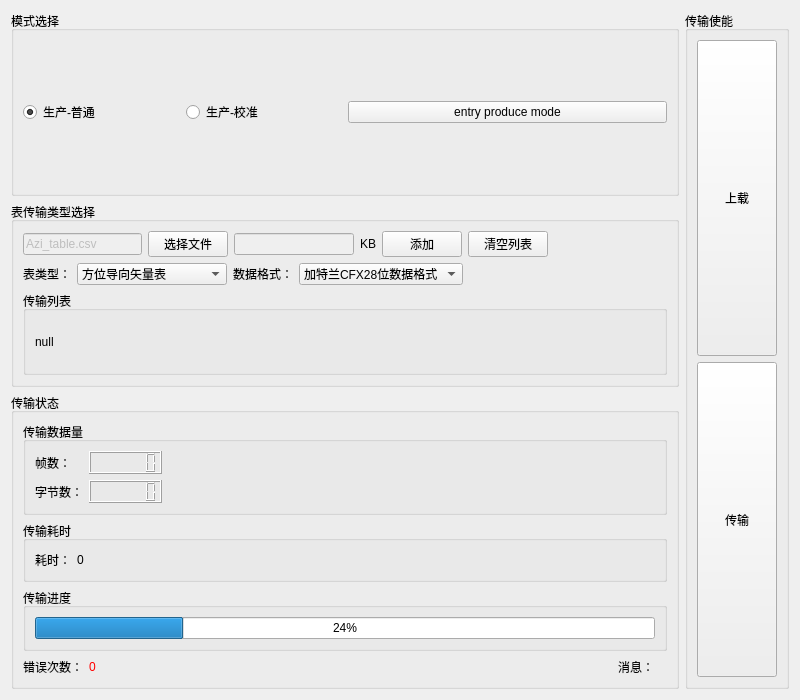
aron566/EOL_CAN_Tool, file eol_window/eol_window.ui: the form before one commit.
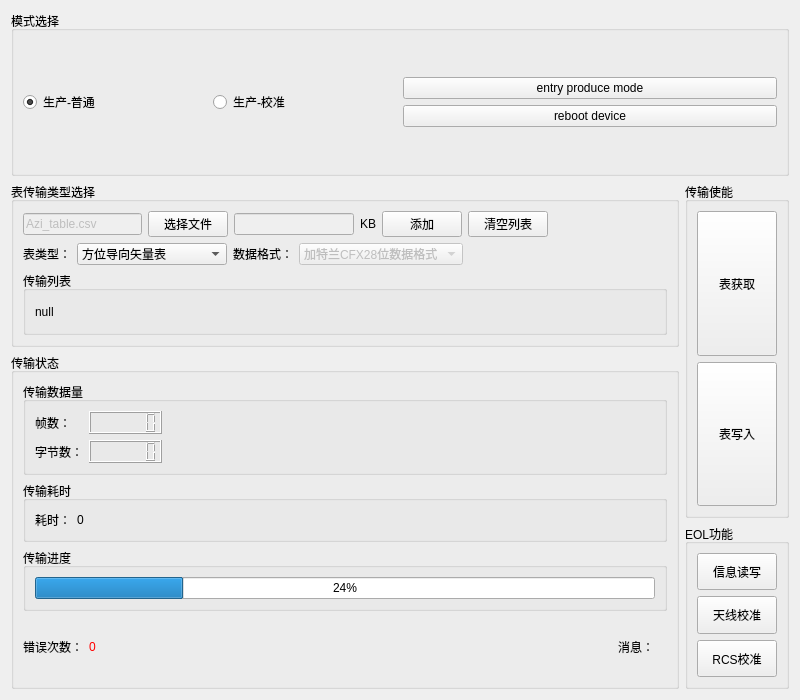
The form after the commit.

Commit message: <feat>: <优化线程调度，支持读写SN号，表数据支持任意类型>

Patch:
```diff
--- a/eol_window/eol_window.ui
+++ b/eol_window/eol_window.ui
@@ -13,8 +13,227 @@
   <property name="windowTitle">
    <string>Form</string>
   </property>
-  <layout class="QGridLayout" name="gridLayout_4">
-   <item row="0" column="1" rowspan="3">
+  <layout class="QGridLayout" name="gridLayout_10">
+   <item row="1" column="0">
+    <widget class="QGroupBox" name="table_set_groupBox">
+     <property name="sizePolicy">
+      <sizepolicy hsizetype="Preferred" vsizetype="Preferred">
+       <horstretch>0</horstretch>
+       <verstretch>0</verstretch>
+      </sizepolicy>
+     </property>
+     <property name="title">
+      <string>表传输类型选择</string>
+     </property>
+     <layout class="QGridLayout" name="gridLayout_2">
+      <item row="0" column="0">
+       <layout class="QVBoxLayout" name="verticalLayout_3">
+        <item>
+         <layout class="QHBoxLayout" name="horizontalLayout">
+          <item>
+           <widget class="QLineEdit" name="file_name_lineEdit">
+            <property name="enabled">
+             <bool>false</bool>
+            </property>
+            <property name="text">
+             <string>Azi_table.csv</string>
+            </property>
+           </widget>
+          </item>
+          <item>
+           <widget class="QPushButton" name="file_sel_pushButton">
+            <property name="text">
+             <string>选择文件</string>
+            </property>
+           </widget>
+          </item>
+          <item>
+           <widget class="QLineEdit" name="file_size_lineEdit">
+            <property name="enabled">
+             <bool>false</bool>
+            </property>
+           </widget>
+          </item>
+          <item>
+           <widget class="QLabel" name="kb_label">
+            <property name="text">
+             <string>KB</string>
+            </property>
+           </widget>
+          </item>
+          <item>
+           <widget class="QPushButton" name="add_list_pushButton">
+            <property name="text">
+             <string>添加</string>
+            </property>
+           </widget>
+          </item>
+          <item>
+           <widget class="QPushButton" name="clear_list_pushButton">
+            <property name="text">
+             <string>清空列表</string>
+            </property>
+           </widget>
+          </item>
+          <item>
+           <spacer name="horizontalSpacer_5">
+            <property name="orientation">
+             <enum>Qt::Horizontal</enum>
+            </property>
+            <property name="sizeHint" stdset="0">
+             <size>
+              <width>40</width>
+              <height>20</height>
+             </size>
+            </property>
+           </spacer>
+          </item>
+         </layout>
+        </item>
+        <item>
+         <layout class="QHBoxLayout" name="horizontalLayout_2">
+          <item>
+           <widget class="QLabel" name="table_type_label">
+            <property name="text">
+             <string>表类型：</string>
+            </property>
+           </widget>
+          </item>
+          <item>
+           <widget class="QComboBox" name="table_type_comboBox">
+            <item>
+             <property name="text">
+              <string>方位导向矢量表</string>
+             </property>
+            </item>
+            <item>
+             <property name="text">
+              <string>俯仰导向矢量表</string>
+             </property>
+            </item>
+            <item>
+             <property name="text">
+              <string>天线位置表</string>
+             </property>
+            </item>
+            <item>
+             <property name="text">
+              <string>天线相位补偿表</string>
+             </property>
+            </item>
+            <item>
+             <property name="text">
+              <string>天线位置与相位补偿表</string>
+             </property>
+            </item>
+            <item>
+             <property name="text">
+              <string>天线方向表</string>
+             </property>
+            </item>
+           </widget>
+          </item>
+          <item>
+           <widget class="QLabel" name="data_type_label">
+            <property name="text">
+             <string>数据格式：</string>
+            </property>
+           </widget>
+          </item>
+          <item>
+           <widget class="QComboBox" name="data_type_comboBox">
+            <property name="enabled">
+             <bool>false</bool>
+            </property>
+            <item>
+             <property name="text">
+              <string>加特兰CFX28位数据格式</string>
+             </property>
+            </item>
+            <item>
+             <property name="text">
+              <string>32位浮点类型复数</string>
+             </property>
+            </item>
+            <item>
+             <property name="text">
+              <string>16位整型复数</string>
+             </property>
+            </item>
+            <item>
+             <property name="text">
+              <string>32位浮点类型</string>
+             </property>
+            </item>
+            <item>
+             <property name="text">
+              <string>32位整型</string>
+             </property>
+            </item>
+            <item>
+             <property name="text">
+              <string>16位整型</string>
+             </property>
+            </item>
+            <item>
+             <property name="text">
+              <string>8位整型</string>
+             </property>
+            </item>
+            <item>
+             <property name="text">
+              <string>32位无符号整型</string>
+             </property>
+            </item>
+            <item>
+             <property name="text">
+              <string>16位无符号整型</string>
+             </property>
+            </item>
+            <item>
+             <property name="text">
+              <string>8位无符号整型</string>
+             </property>
+            </item>
+           </widget>
+          </item>
+          <item>
+           <spacer name="horizontalSpacer">
+            <property name="orientation">
+             <enum>Qt::Horizontal</enum>
+            </property>
+            <property name="sizeHint" stdset="0">
+             <size>
+              <width>40</width>
+              <height>20</height>
+             </size>
+            </property>
+           </spacer>
+          </item>
+         </layout>
+        </item>
+       </layout>
+      </item>
+      <item row="1" column="0">
+       <widget class="QGroupBox" name="ready_transfer_list_groupBox">
+        <property name="title">
+         <string>传输列表</string>
+        </property>
+        <layout class="QGridLayout" name="gridLayout_8">
+         <item row="0" column="0">
+          <widget class="QLabel" name="transfer_list_val_label">
+           <property name="text">
+            <string>null</string>
+           </property>
+          </widget>
+         </item>
+        </layout>
+       </widget>
+      </item>
+     </layout>
+    </widget>
+   </item>
+   <item row="1" column="1" rowspan="2">
     <widget class="QGroupBox" name="switch_groupBox">
      <property name="title">
       <string>传输使能</string>
@@ -31,7 +250,7 @@
            </sizepolicy>
           </property>
           <property name="text">
-           <string>上载</string>
+           <string>表获取</string>
           </property>
          </widget>
         </item>
@@ -44,7 +263,7 @@
            </sizepolicy>
           </property>
           <property name="text">
-           <string>传输</string>
+           <string>表写入</string>
           </property>
          </widget>
         </item>
@@ -53,7 +272,7 @@
      </layout>
     </widget>
    </item>
-   <item row="2" column="0">
+   <item row="2" column="0" rowspan="2">
     <widget class="QGroupBox" name="state_groupBox">
      <property name="title">
       <string>传输状态</string>
@@ -228,7 +447,59 @@
      </layout>
     </widget>
    </item>
-   <item row="0" column="0">
+   <item row="3" column="1">
+    <widget class="QGroupBox" name="eol_func_groupBox">
+     <property name="title">
+      <string>EOL功能</string>
+     </property>
+     <layout class="QGridLayout" name="gridLayout_4">
+      <item row="0" column="0">
+       <layout class="QVBoxLayout" name="verticalLayout_5">
+        <item>
+         <widget class="QPushButton" name="eol_device_rw_func_pushButton">
+          <property name="sizePolicy">
+           <sizepolicy hsizetype="Minimum" vsizetype="Preferred">
+            <horstretch>0</horstretch>
+            <verstretch>0</verstretch>
+           </sizepolicy>
+          </property>
+          <property name="text">
+           <string>信息读写</string>
+          </property>
+         </widget>
+        </item>
+        <item>
+         <widget class="QPushButton" name="ant_calibration_func_pushButton">
+          <property name="sizePolicy">
+           <sizepolicy hsizetype="Minimum" vsizetype="Preferred">
+            <horstretch>0</horstretch>
+            <verstretch>0</verstretch>
+           </sizepolicy>
+          </property>
+          <property name="text">
+           <string>天线校准</string>
+          </property>
+         </widget>
+        </item>
+        <item>
+         <widget class="QPushButton" name="rcs_calibration_func_pushButton">
+          <property name="sizePolicy">
+           <sizepolicy hsizetype="Minimum" vsizetype="Preferred">
+            <horstretch>0</horstretch>
+            <verstretch>0</verstretch>
+           </sizepolicy>
+          </property>
+          <property name="text">
+           <string>RCS校准</string>
+          </property>
+         </widget>
+        </item>
+       </layout>
+      </item>
+     </layout>
+    </widget>
+   </item>
+   <item row="0" column="0" colspan="2">
     <widget class="QGroupBox" name="mode_groupBox">
      <property name="title">
       <string>模式选择</string>
@@ -264,219 +535,15 @@
           </property>
          </widget>
         </item>
-       </layout>
-      </item>
-     </layout>
-    </widget>
-   </item>
-   <item row="1" column="0">
-    <widget class="QGroupBox" name="table_set_groupBox">
-     <property name="sizePolicy">
-      <sizepolicy hsizetype="Preferred" vsizetype="Preferred">
-       <horstretch>0</horstretch>
-       <verstretch>0</verstretch>
-      </sizepolicy>
-     </property>
-     <property name="title">
-      <string>表传输类型选择</string>
-     </property>
-     <layout class="QGridLayout" name="gridLayout_2">
-      <item row="0" column="0">
-       <layout class="QVBoxLayout" name="verticalLayout_3">
         <item>
-         <layout class="QHBoxLayout" name="horizontalLayout">
-          <item>
-           <widget class="QLineEdit" name="file_name_lineEdit">
-            <property name="enabled">
-             <bool>false</bool>
-            </property>
-            <property name="text">
-             <string>Azi_table.csv</string>
-            </property>
-           </widget>
-          </item>
-          <item>
-           <widget class="QPushButton" name="file_sel_pushButton">
-            <property name="text">
-             <string>选择文件</string>
-            </property>
-           </widget>
-          </item>
-          <item>
-           <widget class="QLineEdit" name="file_size_lineEdit">
-            <property name="enabled">
-             <bool>false</bool>
-            </property>
-           </widget>
-          </item>
-          <item>
-           <widget class="QLabel" name="kb_label">
-            <property name="text">
-             <string>KB</string>
-            </property>
-           </widget>
-          </item>
-          <item>
-           <widget class="QPushButton" name="add_list_pushButton">
-            <property name="text">
-             <string>添加</string>
-            </property>
-           </widget>
-          </item>
-          <item>
-           <widget class="QPushButton" name="clear_list_pushButton">
-            <property name="text">
-             <string>清空列表</string>
-            </property>
-           </widget>
-          </item>
-          <item>
-           <spacer name="horizontalSpacer_5">
-            <property name="orientation">
-             <enum>Qt::Horizontal</enum>
-            </property>
-            <property name="sizeHint" stdset="0">
-             <size>
-              <width>40</width>
-              <height>20</height>
-             </size>
-            </property>
-           </spacer>
-          </item>
-         </layout>
+         <widget class="QPushButton" name="reboot_pushButton">
+          <property name="text">
+           <string>reboot device</string>
+          </property>
+         </widget>
         </item>
-        <item>
-         <layout class="QHBoxLayout" name="horizontalLayout_2">
-          <item>
-           <widget class="QLabel" name="table_type_label">
-            <property name="text">
-             <string>表类型：</string>
-            </property>
-           </widget>
-          </item>
-          <item>
-           <widget class="QComboBox" name="table_type_comboBox">
-            <item>
-             <property name="text">
-              <string>方位导向矢量表</string>
-             </property>
-            </item>
-            <item>
-             <property name="text">
-              <string>俯仰导向矢量表</string>
-             </property>
-            </item>
-            <item>
-             <property name="text">
-              <string>天线位置表</string>
-             </property>
-            </item>
-            <item>
-             <property name="text">
-              <string>天线相位补偿表</string>
-             </property>
-            </item>
-            <item>
-             <property name="text">
-              <string>天线位置与相位补偿表</string>
-             </property>
-            </item>
-           </widget>
-          </item>
-          <item>
-           <widget class="QLabel" name="data_type_label">
-            <property name="text">
-             <string>数据格式：</string>
-            </property>
-           </widget>
-          </item>
-          <item>
-           <widget class="QComboBox" name="data_type_comboBox">
-            <item>
-             <property name="text">
-              <string>加特兰CFX28位数据格式</string>
-             </property>
-            </item>
-            <item>
-             <property name="text">
-              <string>32位浮点类型复数</string>
-             </property>
-            </item>
-            <item>
-             <property name="text">
-              <string>16位整型复数</string>
-             </property>
-            </item>
-            <item>
-             <property name="text">
-              <string>32位浮点类型</string>
-             </property>
-            </item>
-            <item>
-             <property name="text">
-              <string>32位整型</string>
-             </property>
-            </item>
-            <item>
-             <property name="text">
-              <string>16位整型</string>
-             </property>
-            </item>
-            <item>
-             <property name="text">
-              <string>8位整型</string>
-             </property>
-            </item>
-            <item>
-             <property name="text">
-              <string>32位无符号整型</string>
-             </property>
-            </item>
-            <item>
-             <property name="text">
-              <string>16位无符号整型</string>
-             </property>
-            </item>
-            <item>
-             <property name="text">
-              <string>8位无符号整型</string>
-             </property>
-            </item>
-           </widget>
-          </item>
-          <item>
-           <spacer name="horizontalSpacer">
-            <property name="orientation">
-             <enum>Qt::Horizontal</enum>
-            </property>
-            <property name="sizeHint" stdset="0">
-             <size>
-              <width>40</width>
-              <height>20</height>
-             </size>
-            </property>
-           </spacer>
-          </item>
-         </layout>
-        </item>
        </layout>
       </item>
-      <item row="1" column="0">
-       <widget class="QGroupBox" name="ready_transfer_list_groupBox">
-        <property name="title">
-         <string>传输列表</string>
-        </property>
-        <layout class="QGridLayout" name="gridLayout_8">
-         <item row="0" column="0">
-          <widget class="QLabel" name="transfer_list_val_label">
-           <property name="text">
-            <string>null</string>
-           </property>
-          </widget>
-         </item>
-        </layout>
-       </widget>
-      </item>
      </layout>
     </widget>
    </item>
```
The commit also changes 23 other files.
